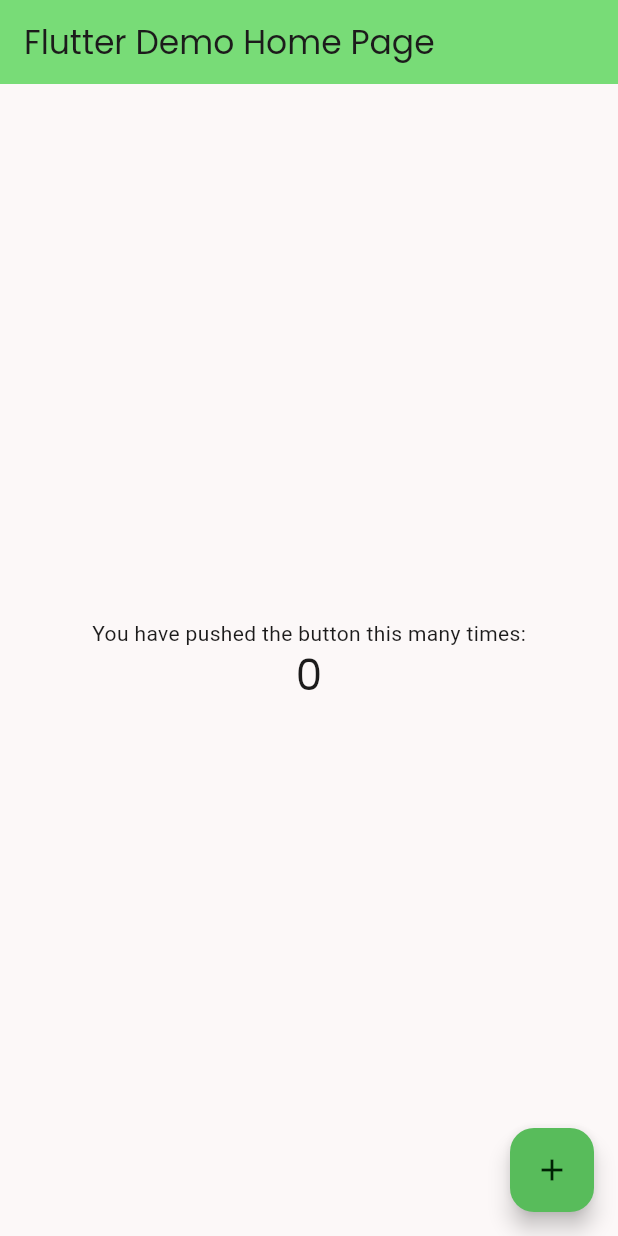
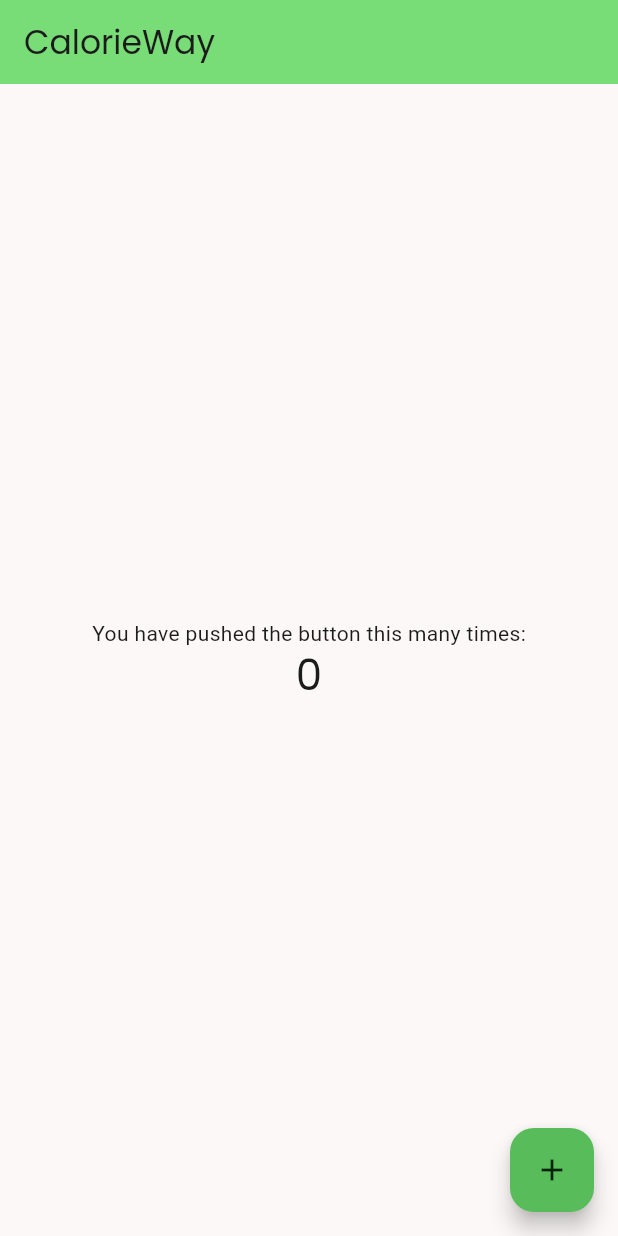
Before and after one commit to tiagors09/calorie_way, a Flutter app: the screen it shows after launch, on a phone screen of 412 x 824 dp. Run offline on Flutter 3.47's test engine with Material 3 defaults, Android fonts, the phone set to English and light mode, and no system bars; our stand-ins replace google_fonts.

Commit message:
style(lib/utils): :recycle: remove commentaries

```diff
--- a/lib/main.dart
+++ b/lib/main.dart
@@ -9,22 +9,17 @@ void main() {
 class MyApp extends StatelessWidget {
   const MyApp({super.key});
 
-  // This widget is the root of your application.
   @override
   Widget build(BuildContext context) {
     final brightness = View.of(context).platformDispatcher.platformBrightness;
 
-    // Retrieves the default theme for the platform
-    //TextTheme textTheme = Theme.of(context).textTheme;
-
-    // Use with Google Fonts package to use downloadable fonts
     TextTheme textTheme = createTextTheme(context, "Roboto", "Poppins");
 
     MaterialTheme theme = MaterialTheme(textTheme);
     return MaterialApp(
-      title: 'Flutter Demo',
+      title: 'CalorieWay',
       theme: brightness == Brightness.light ? theme.light() : theme.dark(),
-      home: const MyHomePage(title: 'Flutter Demo Home Page'),
+      home: const MyHomePage(title: 'CalorieWay'),
     );
   }
 }
@@ -49,39 +44,13 @@ class _MyHomePageState extends State<MyHomePage> {
 
   @override
   Widget build(BuildContext context) {
-    // This method is rerun every time setState is called, for instance as done
-    // by the _incrementCounter method above.
-    //
-    // The Flutter framework has been optimized to make rerunning build methods
-    // fast, so that you can just rebuild anything that needs updating rather
-    // than having to individually change instances of widgets.
     return Scaffold(
       appBar: AppBar(
-        // TRY THIS: Try changing the color here to a specific color (to
-        // Colors.amber, perhaps?) and trigger a hot reload to see the AppBar
-        // change color while the other colors stay the same.
         backgroundColor: Theme.of(context).colorScheme.inversePrimary,
-        // Here we take the value from the MyHomePage object that was created by
-        // the App.build method, and use it to set our appbar title.
         title: Text(widget.title),
       ),
       body: Center(
-        // Center is a layout widget. It takes a single child and positions it
-        // in the middle of the parent.
         child: Column(
-          // Column is also a layout widget. It takes a list of children and
-          // arranges them vertically. By default, it sizes itself to fit its
-          // children horizontally, and tries to be as tall as its parent.
-          //
-          // Column has various properties to control how it sizes itself and
-          // how it positions its children. Here we use mainAxisAlignment to
-          // center the children vertically; the main axis here is the vertical
-          // axis because Columns are vertical (the cross axis would be
-          // horizontal).
-          //
-          // TRY THIS: Invoke "debug painting" (choose the "Toggle Debug Paint"
-          // action in the IDE, or press "p" in the console), to see the
-          // wireframe for each widget.
           mainAxisAlignment: MainAxisAlignment.center,
           children: <Widget>[
             const Text(
@@ -98,7 +67,7 @@ class _MyHomePageState extends State<MyHomePage> {
         onPressed: _incrementCounter,
         tooltip: 'Increment',
         child: const Icon(Icons.add),
-      ), // This trailing comma makes auto-formatting nicer for build methods.
+      ),
     );
   }
 }
```
